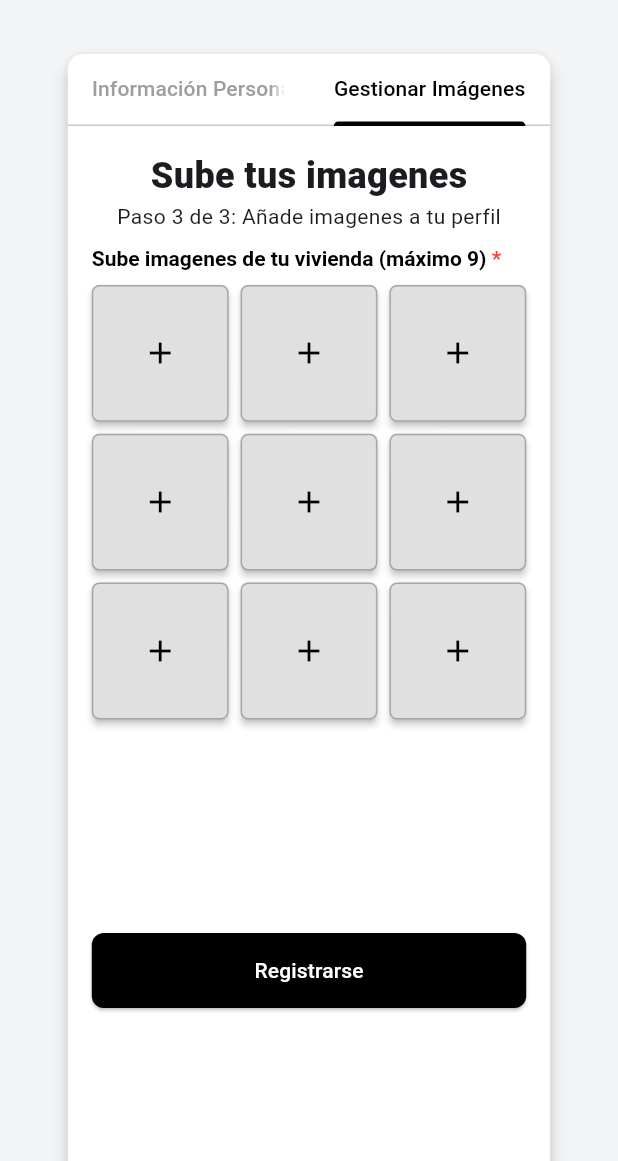
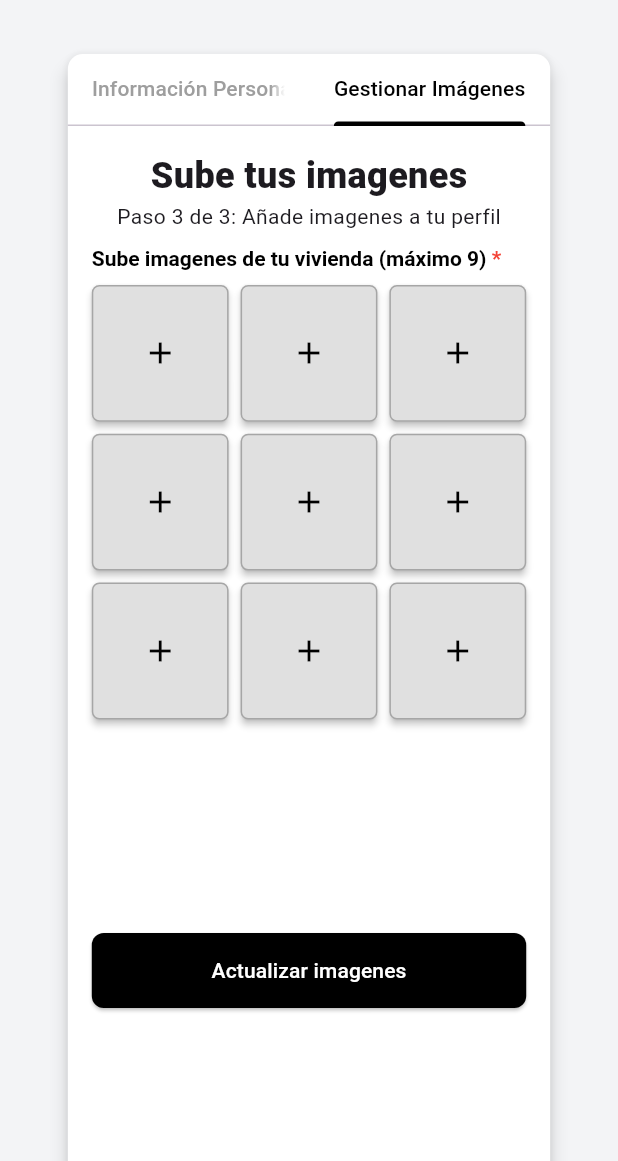
Before and after one commit to sergiomedinamartin99/proyectoFinal, a Flutter app: the screen it shows after launch, tab 2 chosen, on a phone screen of 412 x 824 dp, the part 75-1236 px from its top. Run offline on Flutter 3.47's test engine with Material 3 defaults, Android fonts, the light colour scheme and no system bars; our stand-ins replace flutter_card_swiper, image_picker; network calls fail.

Commit message:
Cambios en el profile

```diff
--- a/SwiftHome/lib/api/constants.dart
+++ b/SwiftHome/lib/api/constants.dart
@@ -10,4 +10,6 @@ class ClassConstant {
       '/ProyectoFinal/php/DAO/contenidoUsuario.php';
   static const String urlImagenesObtener =
       '/ProyectoFinal/php/DAO/imagenesObtener.php';
+  static const String urlImagenesActualizar =
+      '/ProyectoFinal/php/DAO/imagenesActualizar.php';
 }
--- a/SwiftHome/lib/page/profile.dart
+++ b/SwiftHome/lib/page/profile.dart
@@ -1,9 +1,7 @@
 import 'dart:convert';
 import 'dart:typed_data';
-
 import 'package:flutter/material.dart';
 import 'package:image_picker/image_picker.dart';
-import 'package:intl/intl.dart';
 import 'package:swifthome/api/constants.dart';
 import 'package:swifthome/api/network/network_profile.dart';
 import 'package:swifthome/api/network/network_send_images.dart';
@@ -116,7 +114,14 @@ class _ProfilePagePageState extends State<ProfilePage> {
 
   void _removeImage(int index) {
     setState(() {
-      _imagenes[index] = null; // Eliminar la imagen de la posición específica
+      // Desplazar cada imagen una posición hacia la izquierda
+      // empezando desde la posición que se elimina.
+      for (int i = index; i < _imagenes.length - 1; i++) {
+        _imagenes[i] = _imagenes[i + 1];
+      }
+      // Colocar null en la última posición, ya que todas las imágenes
+      // se han corrido una posición a la izquierda.
+      _imagenes[_imagenes.length - 1] = null;
     });
   }
 
@@ -164,7 +169,7 @@ class _ProfilePagePageState extends State<ProfilePage> {
                               ],
                             ),
                             Container(
-                              height: 900,
+                              height: 1200,
                               child: TabBarView(
                                 physics: BouncingScrollPhysics(),
                                 children: [
@@ -372,7 +377,37 @@ class _ProfilePagePageState extends State<ProfilePage> {
                 onPressed: () async {
                   if (_formularioRegistroStepSecond.currentState!.validate()) {}
                 },
-                child: Text("Siguiente"),
+                child: Text("Actualizar perfil"),
+              ),
+            ),
+            Padding(
+              padding: const EdgeInsets.only(top: 16.0),
+              child: ElevatedButton(
+                style: ElevatedButton.styleFrom(
+                  backgroundColor: Colors.black,
+                  foregroundColor: Colors.white,
+                  shape: RoundedRectangleBorder(
+                    borderRadius: BorderRadius.circular(8),
+                  ),
+                  minimumSize: Size(double.infinity, 50),
+                ),
+                onPressed: () {},
+                child: Text("Cerrar sesión"),
+              ),
+            ),
+            Padding(
+              padding: const EdgeInsets.only(top: 16.0),
+              child: ElevatedButton(
+                style: ElevatedButton.styleFrom(
+                  backgroundColor: Colors.black,
+                  foregroundColor: Colors.white,
+                  shape: RoundedRectangleBorder(
+                    borderRadius: BorderRadius.circular(8),
+                  ),
+                  minimumSize: Size(double.infinity, 50),
+                ),
+                onPressed: () {},
+                child: Text("Eliminar cuenta"),
               ),
             ),
           ],
@@ -474,8 +509,22 @@ class _ProfilePagePageState extends State<ProfilePage> {
                 ),
                 minimumSize: Size(double.infinity, 50),
               ),
-              onPressed: () async {},
-              child: Text("Registrarse"),
+              onPressed: () async {
+                Map<String, dynamic>? comprobarImagenes = await updateImagenes(
+                    int.parse(widget.idPersona.toString()), _imagenes);
+                if (comprobarImagenes != null) {
+                  if (comprobarImagenes['status'] == 1) {
+                    mostrarSnackBar(
+                        context, comprobarImagenes['mensaje'].toString());
+                  } else {
+                    mostrarSnackBar(
+                        context, comprobarImagenes['mensaje'].toString());
+                  }
+                } else {
+                  mostrarSnackBar(context, "Error al subir las imagenes");
+                }
+              },
+              child: Text("Actualizar imagenes"),
             ),
           ),
         ],
@@ -500,11 +549,12 @@ Future<Map<String, dynamic>?> getImagenesUsuario(String idUsuario) async {
   return network.fetchProfile();
 }
 
-Future<Map<String, dynamic>?> insertImagenes(
+Future<Map<String, dynamic>?> updateImagenes(
   int perfilId,
   List<Imagen?> imagenes,
 ) {
-  String url = '${ClassConstant.ipBaseDatos}${ClassConstant.urlArchivo}';
+  String url =
+      '${ClassConstant.ipBaseDatos}${ClassConstant.urlImagenesActualizar}';
 
   print(imagenes.toString());
   NetworkEnviarImagenes network = NetworkEnviarImagenes(url, perfilId,
```
Also changed, not shown: SwiftHome/lib/api/network/network_send_images.dart (+10 -3 lines), SwiftHome/lib/page/registration_step_second.dart (+15 -0 lines), 2 other files.
